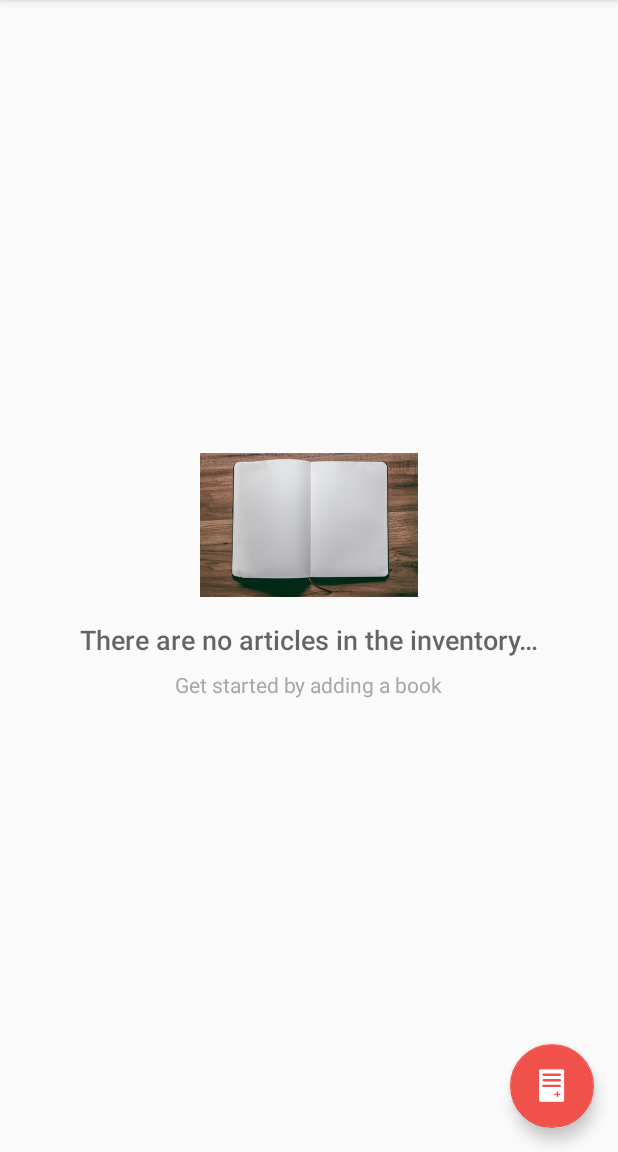
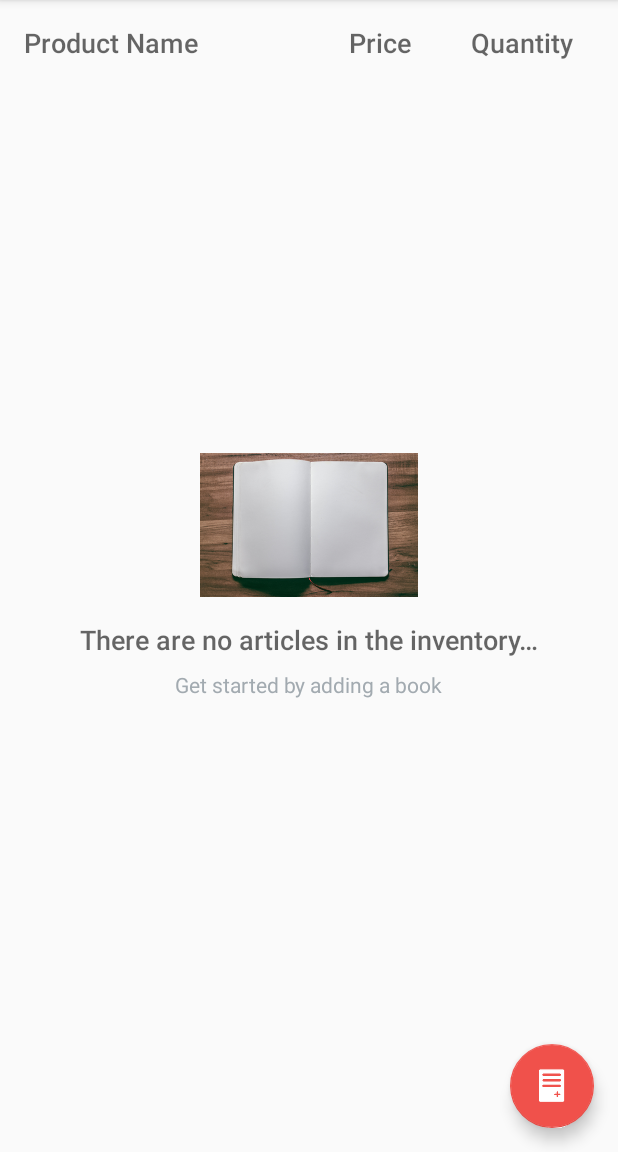
Before and after one commit to Christyne84/P8-InventoryApp, an Android app: the screen it shows after launch (CatalogActivity), on a phone screen of 412 x 824 dp, the part 84-1236 px from its top. Run offline under Robolectric (Android 15) with nearby library versions, the phone set to English and light mode, and no system bars.

Commit message:
Stage 2 of Book Inventory App

```diff
--- a/app/src/main/java/com/example/android/bookstoreapp/CatalogActivity.java
+++ b/app/src/main/java/com/example/android/bookstoreapp/CatalogActivity.java
@@ -18,12 +18,8 @@ import android.view.View;
 import android.widget.AdapterView;
 import android.widget.LinearLayout;
 import android.widget.ListView;
-import android.widget.TextView;
 
 import com.example.android.bookstoreapp.data.BookContract;
-
-import java.util.Locale;
-import java.util.Set;
 
 /**
  * Displays list of books that were entered and stored in the app.
@@ -39,18 +35,10 @@ public class CatalogActivity extends AppCompatActivity implements LoaderManager.
     /** The layout that holds the table header */
     LinearLayout linear;
 
-   @Override
+    @Override
     protected void onCreate(Bundle savedInstanceState) {
         super.onCreate(savedInstanceState);
         setContentView(R.layout.activity_catalog);
-
-        Intent intent = getIntent();
-        /* Content URI for the existing book (null, if it's a new book) */
-        Uri mCurrentBookUri = intent.getData();
-        linear = (LinearLayout) findViewById(R.id.table_columns_label);
-        if (mCurrentBookUri == null){
-            linear.setVisibility(View.GONE);
-        }
 
         // Setup FAB to open EditorActivity
         FloatingActionButton fab = findViewById(R.id.fab);
@@ -104,8 +92,6 @@ public class CatalogActivity extends AppCompatActivity implements LoaderManager.
      * Helper method to insert hardcoded book data into the database. For debugging purposes only.
      */
     private void insertBook() {
-        //When we insert a book, show the table header
-        linear.setVisibility(View.VISIBLE);
 
         // Create a ContentValues object where column names are the keys,
         // and BookX's attributes are the values.
@@ -130,6 +116,7 @@ public class CatalogActivity extends AppCompatActivity implements LoaderManager.
         int rowsDeleted = getContentResolver().delete(BookContract.BookEntry.CONTENT_URI, null, null);
 
         //When all the books are deleted, hide the table header
+        linear = (LinearLayout) findViewById(R.id.table_columns_label);
         linear.setVisibility(View.GONE);
 
         Log.v("CatalogActivity", rowsDeleted + " rows deleted from books database");
@@ -166,7 +153,8 @@ public class CatalogActivity extends AppCompatActivity implements LoaderManager.
         String[] projection = {
                 BookContract.BookEntry._ID,
                 BookContract.BookEntry.COLUMN_PRODUCT_NAME,
-                BookContract.BookEntry.COLUMN_SUPPLIER_NAME,
+                BookContract.BookEntry.COLUMN_PRICE,
+                BookContract.BookEntry.COLUMN_QUANTITY
         };
 
         //This cursor will execute the ContentProvider's query method on a background thread
--- a/app/src/main/res/layout/activity_catalog.xml
+++ b/app/src/main/res/layout/activity_catalog.xml
@@ -11,6 +11,7 @@
         android:id="@+id/table_columns_label"
         android:layout_width="match_parent"
         android:layout_height="wrap_content"
+        android:padding="@dimen/activity_margin"
         android:orientation="horizontal">
 
         <TextView
@@ -18,18 +19,15 @@
             android:layout_height="wrap_content"
             android:layout_weight="2"
             android:fontFamily="sans-serif-medium"
-            android:paddingTop="16dp"
-            android:paddingLeft="@dimen/activity_margin"
             android:textAppearance="?android:textAppearanceMedium"
-            android:text="@string/table_header_product_name"
-            android:paddingStart="@dimen/activity_margin" />
+            android:text="@string/table_header_product_name" />
 
         <TextView
             android:layout_width="0dp"
             android:layout_height="wrap_content"
             android:layout_weight="1"
+            android:gravity="center"
             android:fontFamily="sans-serif-medium"
-            android:paddingTop="16dp"
             android:textAppearance="?android:textAppearanceMedium"
             android:text="@string/table_header_price"/>
 
@@ -37,8 +35,8 @@
             android:layout_width="0dp"
             android:layout_height="wrap_content"
             android:layout_weight="1"
+            android:gravity="center"
             android:fontFamily="sans-serif-medium"
-            android:paddingTop="16dp"
             android:textAppearance="?android:textAppearanceMedium"
             android:text="@string/table_header_quantity"/>
     </LinearLayout>
--- a/app/src/main/res/values/strings.xml
+++ b/app/src/main/res/values/strings.xml
@@ -51,7 +51,7 @@
     <string name="inventory_contains">The books table contains</string>
     <string name="inventory_product">books.</string>
     <string name="dummy_product_name">BookX</string>
-    <string name="dummy_price_value">1</string>
+    <string name="dummy_price_value">10</string>
     <string name="dummy_quantity_value">1</string>
     <string name="dummy_supplier_name">SupplierX</string>
     <string name="dummy_supplier_phone_number">00491005222</string>
```
Also changed, not shown: app/src/main/java/com/example/android/bookstoreapp/BookCursorAdapter.java (+9 -4 lines), app/src/main/res/layout/list_item.xml (+23 -7 lines).
